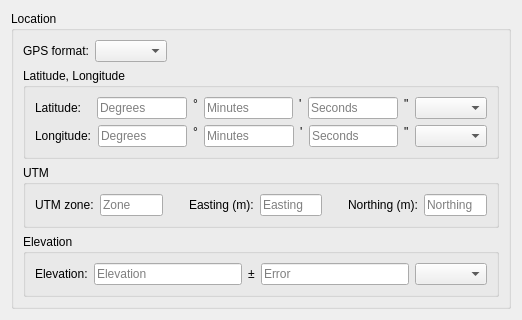
The window that ui/GPSFields.ui (kathrynmetcalf/GeoCORK) describes before a commit, drawn with Qt 5.
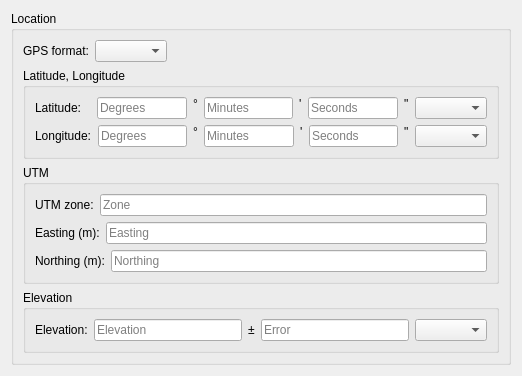
The same window after the commit. Custom widgets are drawn as their Qt base class.

Diff of the .ui file:
```diff
--- a/ui/GPSFields.ui
+++ b/ui/GPSFields.ui
@@ -7,7 +7,7 @@
     <x>0</x>
     <y>0</y>
     <width>519</width>
-    <height>316</height>
+    <height>376</height>
    </rect>
   </property>
   <property name="sizePolicy">
@@ -278,9 +278,11 @@
         <property name="title">
          <string>UTM</string>
         </property>
-        <layout class="QVBoxLayout" name="verticalLayout_25">
+        <layout class="QHBoxLayout" name="horizontalLayout_7">
          <item>
-          <layout class="QHBoxLayout" name="horizontalLayout_10">
+          <layout class="QVBoxLayout" name="verticalLayout_4">
+           <item>
+            <layout class="QHBoxLayout" name="horizontalLayout_3">
            <item>
             <widget class="QLabel" name="utm_zone_label">
              <property name="text">
@@ -295,22 +297,10 @@
              </property>
             </widget>
            </item>
-           <item>
-            <spacer name="horizontalSpacer_3">
-             <property name="orientation">
-              <enum>Qt::Horizontal</enum>
-             </property>
-             <property name="sizeType">
-              <enum>QSizePolicy::Fixed</enum>
-             </property>
-             <property name="sizeHint" stdset="0">
-              <size>
-               <width>20</width>
-               <height>20</height>
-              </size>
-             </property>
-            </spacer>
+            </layout>
            </item>
+           <item>
+            <layout class="QHBoxLayout" name="horizontalLayout_5">
            <item>
             <widget class="QLabel" name="utm_e_label">
              <property name="text">
@@ -325,22 +315,10 @@
              </property>
             </widget>
            </item>
-           <item>
-            <spacer name="horizontalSpacer_2">
-             <property name="orientation">
-              <enum>Qt::Horizontal</enum>
-             </property>
-             <property name="sizeType">
-              <enum>QSizePolicy::Fixed</enum>
-             </property>
-             <property name="sizeHint" stdset="0">
-              <size>
-               <width>20</width>
-               <height>20</height>
-              </size>
-             </property>
-            </spacer>
+            </layout>
            </item>
+           <item>
+            <layout class="QHBoxLayout" name="horizontalLayout_6">
            <item>
             <widget class="QLabel" name="utm_n_label">
              <property name="text">
@@ -354,6 +332,8 @@
               <string>Northing</string>
              </property>
             </widget>
+             </item>
+            </layout>
            </item>
           </layout>
          </item>
```
Lines whose indentation alone changed are shown as unchanged.
